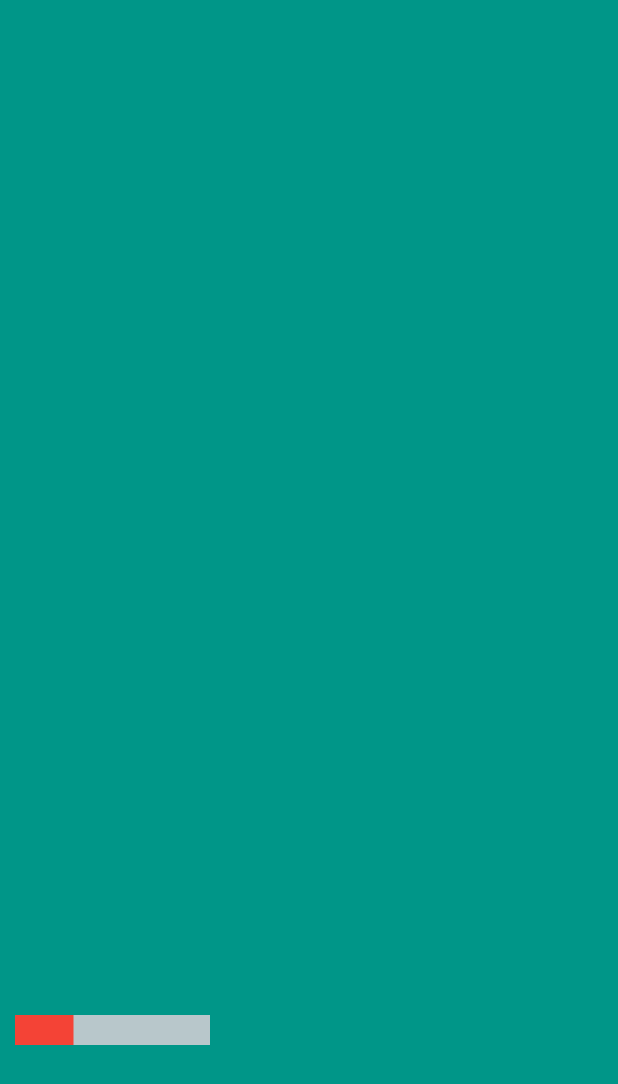
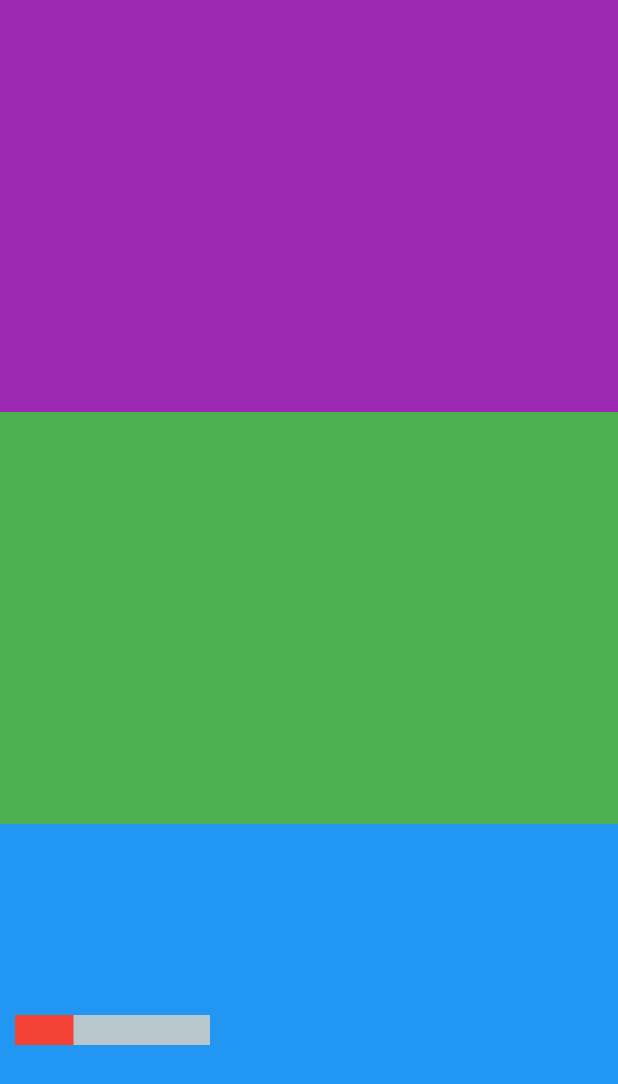
Before and after one commit to devwerewolf/monstr_app, a Flutter app: the screen it shows after launch, on a phone screen of 412 x 824 dp. Shown: the top 1084 px of the screen. Run offline on Flutter 3.47's test engine with Material 2 defaults, Android fonts, the phone set to English and light mode, and no system bars; drawn by our look-alikes of percent_indicator; our stand-ins replace bloc, flutter_bloc.

Commit message:
(jic) Idk what I changed but we're pushin'!

```diff
--- a/lib/pages/home_page.dart
+++ b/lib/pages/home_page.dart
@@ -24,14 +24,17 @@ class HomePage extends StatelessWidget {
                     // TODO: Panel data array
                     Panel(
                       route: '/cosmos',
+                      color: Colors.purple,
                       items: [],
                     ),
                     Panel(
                       route: '/love',
+                      color: Colors.green,
                       items: [],
                     ),
                     Panel(
                       route: '/survival',
+                      color: Colors.blue,
                       items: [
                         ...bloodStatsList,
                       ],
--- a/lib/pages/home_page/panel.dart
+++ b/lib/pages/home_page/panel.dart
@@ -4,9 +4,10 @@ import 'package:monstr_app/design/full_size_container.dart';
 class Panel extends StatefulWidget {
   final String route;
   final List<Widget> items;
+  final Color color;
 
   // TODO: Make items required?
-  Panel({Key key, @required this.route, this.items = const[]}) : super(key: key);
+  Panel({Key key, @required this.route, this.items = const[], this.color = Colors.white}) : super(key: key);
 
   @override
   _PanelState createState() => _PanelState();
@@ -31,7 +32,7 @@ class _PanelState extends State<Panel> {
       child: GestureDetector(
         onTap: _goToRoute,
         child: Container(
-          decoration: BoxDecoration(color: Colors.teal),
+          decoration: BoxDecoration(color: widget.color),
           child: ListView(
             scrollDirection: Axis.horizontal,
             physics: PageScrollPhysics(),
--- a/lib/pages/home_page/panel_items/blood_stats.dart
+++ b/lib/pages/home_page/panel_items/blood_stats.dart
@@ -20,7 +20,7 @@ class _BloodStatsState extends State<BloodStats> {
       width: 150,
       lineHeight: 20,
       progressColor: Colors.red,
-      percent: bloodProp.currentAmount / bloodProp.maxAmount,
+      percent: bloodProp.percentageAmount,
     );
   }
 }
```
